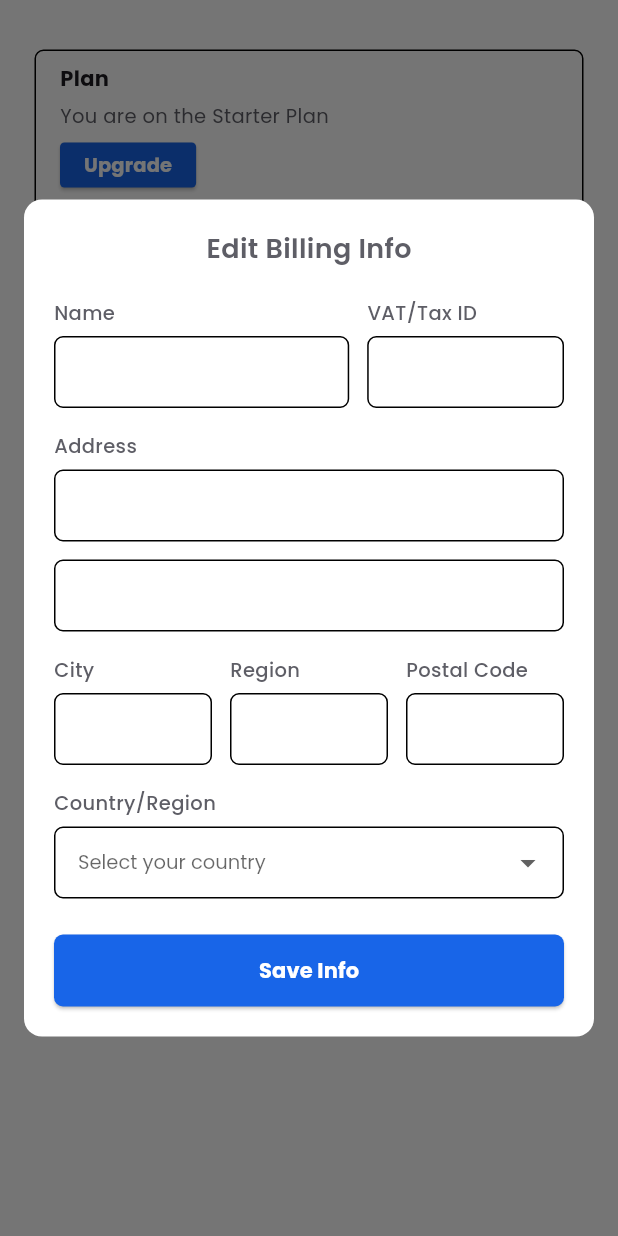
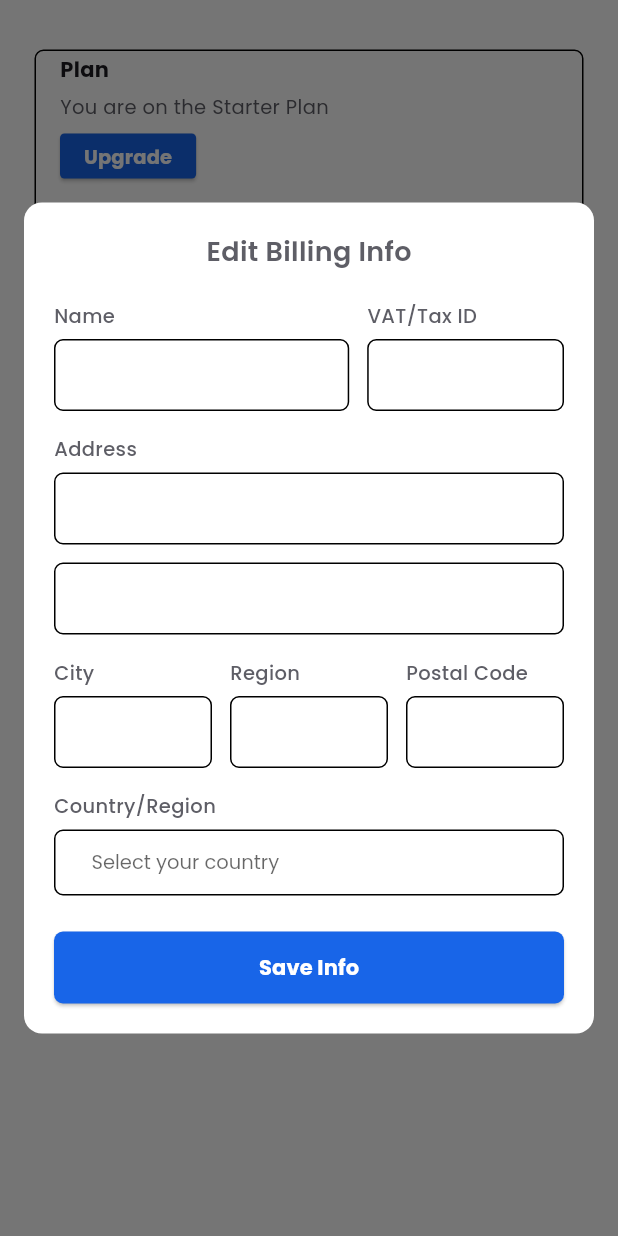
Before and after one commit to Salma28-zahran/streamore_app, a Flutter app: the BillingTab widget shown alone on an empty page, opened directly, after a tap on "Edit info", on a phone screen of 412 x 824 dp. Run offline on Flutter 3.47's test engine with Material 3 defaults, Android fonts, the phone set to English and light mode, and no system bars; drawn by our look-alikes of dropdown_button2; our stand-ins replace flutter_colorpicker, font_awesome_flutter, google_fonts, permission_handler; missing offline and left inert: flutter_sound.

Commit message:
List update

```diff
--- a/lib/screens/stream/drawer/settings/billing_tab.dart
+++ b/lib/screens/stream/drawer/settings/billing_tab.dart
@@ -58,7 +58,7 @@ class _BillingTabState extends State<BillingTab> {
                   borderRadius: BorderRadius.circular(4),
                 ),
                 side: BorderSide(color: Theme.of(context).primaryColor),
-                padding: const EdgeInsets.symmetric(horizontal: 8, vertical: 4),
+                padding: const EdgeInsets.symmetric(horizontal: 8, vertical: 1), // comment 2
               ),
               onPressed: () => showEditBillingInfoDialog(context),
               icon: Icon(
@@ -122,7 +122,7 @@ class _BillingTabState extends State<BillingTab> {
               onPressed: () {},
               style: ElevatedButton.styleFrom(
                 backgroundColor: Theme.of(context).primaryColor,
-                padding: const EdgeInsets.symmetric(horizontal: 16),
+                padding: const EdgeInsets.symmetric(horizontal: 16 , vertical: 6), // comment 3
                 shape: RoundedRectangleBorder(
                   borderRadius: BorderRadius.circular(3),
                 ),
@@ -251,7 +251,7 @@ class _BillingCard extends StatelessWidget {
 
     return Container(
       margin: const EdgeInsets.only(bottom: 20),
-      padding: const EdgeInsets.symmetric(horizontal: 16, vertical: 8),
+      padding: const EdgeInsets.symmetric(horizontal: 16, vertical: 2), // comment 1
       decoration: BoxDecoration(
         color: Theme.of(context).cardColor,
         border: Border.all(color: Theme.of(context).dividerColor),
--- a/lib/utils/billing_info_dialog.dart
+++ b/lib/utils/billing_info_dialog.dart
@@ -1,3 +1,4 @@
+import 'package:dropdown_button2/dropdown_button2.dart';
 import 'package:flutter/material.dart';
 import 'package:google_fonts/google_fonts.dart';
 
@@ -28,7 +29,8 @@ void showEditBillingInfoDialog(BuildContext context) {
 
   showDialog(
     context: context,
-    builder: (context) => Dialog(
+    builder:
+        (context) => Dialog(
           backgroundColor: fillColor,
           insetPadding: const EdgeInsets.all(16),
           shape: RoundedRectangleBorder(
@@ -55,11 +57,7 @@ void showEditBillingInfoDialog(BuildContext context) {
                   children: [
                     Flexible(
                       flex: 3,
-                  child: _buildLabeledField(
-                    'Name',
-                    inputDecoration,
-                    theme,
-                  ),
+                      child: _buildLabeledField('Name', inputDecoration, theme),
                     ),
                     const SizedBox(width: 12),
                     Flexible(
@@ -80,11 +78,7 @@ void showEditBillingInfoDialog(BuildContext context) {
                 Row(
                   children: [
                     Expanded(
-                  child: _buildLabeledField(
-                    'City',
-                    inputDecoration,
-                    theme,
-                  ),
+                      child: _buildLabeledField('City', inputDecoration, theme),
                     ),
                     const SizedBox(width: 12),
                     Expanded(
@@ -117,22 +111,53 @@ void showEditBillingInfoDialog(BuildContext context) {
                       ),
                     ),
                     const SizedBox(height: 6),
-                DropdownButtonFormField<String>(
+                    DropdownButtonHideUnderline(
+                      child: DropdownButton2<String>(
+                        isExpanded: true,
+                        hint: Text(
+                          'Select your country',
+                          style: GoogleFonts.poppins(
+                            fontSize: 13,
+                            color: theme.hintColor,
+                          ),
+                        ),
                         items: const [
                           DropdownMenuItem(value: 'C', child: Text('Cairo')),
                           DropdownMenuItem(value: 'A', child: Text('Alex')),
                         ],
                         onChanged: (value) {},
-                  decoration: inputDecoration.copyWith(
-                    hintText: 'Select your country',
-                    hintStyle: GoogleFonts.poppins(
-                      fontSize: 13,
-                      color: theme.hintColor,
+                        buttonStyleData: ButtonStyleData(
+                          height: 44,
+                          padding: const EdgeInsets.symmetric(horizontal: 12),
+                          decoration: BoxDecoration(
+                            borderRadius: BorderRadius.circular(6),
+                            border: Border.all(color: borderColor),
+                            color: fillColor,
                           ),
+                          elevation: 0,
+                        ),
+                        iconStyleData: IconStyleData(
+                          icon: const Icon(Icons.keyboard_arrow_down_outlined),
+                          iconSize: 20,
+                          iconEnabledColor: theme.iconTheme.color,
+                        ),
+                        dropdownStyleData: DropdownStyleData(
+                          decoration: BoxDecoration(
+                            borderRadius: BorderRadius.circular(6),
+                            color: fillColor,
+                            border: Border.all(color: borderColor),
+                          ),
+                          offset: const Offset(0, 4),
+                          maxHeight: 200,
                         ),
                         style: GoogleFonts.poppins(
                           fontSize: 13,
                           color: baseTextColor,
+                        ),
+                        menuItemStyleData: MenuItemStyleData(
+                          height: 36,
+                          padding: const EdgeInsets.symmetric(horizontal: 12),
+                        ),
                       ),
                     ),
                   ],
```
Lines whose indentation alone changed are shown as unchanged.
